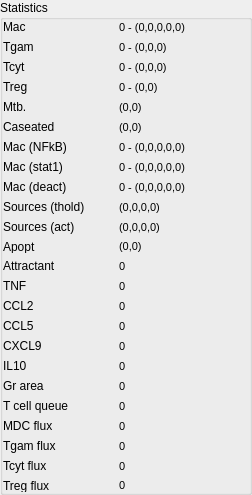
Before: the Qt Designer form gui/statwidget.ui in gmackie/GR-ABM-ODE-2D, drawn with Qt 5.
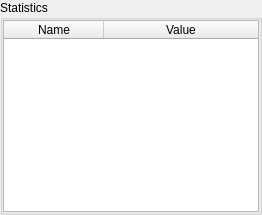
After: the same form once the commit is applied.

Commit message: Rewrote statwidget to automatically add new stats added to stat.def

Patch:
```diff
--- a/gui/statwidget.ui
+++ b/gui/statwidget.ui
@@ -2,20 +2,6 @@
 <ui version="4.0">
  <class>StatWidgetClass</class>
  <widget class="QWidget" name="StatWidgetClass">
-  <property name="geometry">
-   <rect>
-    <x>0</x>
-    <y>0</y>
-    <width>252</width>
-    <height>495</height>
-   </rect>
-  </property>
-  <property name="minimumSize">
-   <size>
-    <width>0</width>
-    <height>495</height>
-   </size>
-  </property>
   <property name="windowTitle">
    <string>StatWidget</string>
   </property>
@@ -28,536 +14,34 @@
      <property name="title">
       <string>Statistics</string>
      </property>
-     <layout class="QGridLayout" name="gridLayout">
+     <layout class="QVBoxLayout" name="verticalLayout_2">
       <property name="margin">
        <number>0</number>
       </property>
-      <item row="0" column="0">
-       <widget class="QLabel" name="labelMacCap">
-        <property name="text">
-         <string>Mac</string>
+      <item>
+       <widget class="QTableWidget" name="tableWidget">
+        <property name="editTriggers">
+         <set>QAbstractItemView::NoEditTriggers</set>
         </property>
-       </widget>
-      </item>
-      <item row="0" column="1">
-       <widget class="QLabel" name="labelMac">
-        <property name="minimumSize">
-         <size>
-          <width>130</width>
-          <height>0</height>
-         </size>
+        <property name="selectionMode">
+         <enum>QAbstractItemView::NoSelection</enum>
         </property>
-        <property name="font">
-         <font>
-          <pointsize>8</pointsize>
-         </font>
-        </property>
-        <property name="toolTip">
-         <string>Mac (Resting, Infected, Chronically Infected, Active, Dead)</string>
-        </property>
-        <property name="text">
-         <string>0 - (0,0,0,0,0)</string>
-        </property>
-       </widget>
-      </item>
-      <item row="1" column="0">
-       <widget class="QLabel" name="labelTgamCap">
-        <property name="text">
-         <string>Tgam</string>
-        </property>
-       </widget>
-      </item>
-      <item row="1" column="1">
-       <widget class="QLabel" name="labelTgam">
-        <property name="font">
-         <font>
-          <pointsize>8</pointsize>
-         </font>
-        </property>
-        <property name="toolTip">
-         <string>Tgam (Active, Regulated, Dead)</string>
-        </property>
-        <property name="text">
-         <string>0 - (0,0,0)</string>
-        </property>
-       </widget>
-      </item>
-      <item row="2" column="0">
-       <widget class="QLabel" name="labelTcytCap">
-        <property name="text">
-         <string>Tcyt</string>
-        </property>
-       </widget>
-      </item>
-      <item row="2" column="1">
-       <widget class="QLabel" name="labelTcyt">
-        <property name="font">
-         <font>
-          <pointsize>8</pointsize>
-         </font>
-        </property>
-        <property name="toolTip">
-         <string>Tcyt (Resting, Regulated, Dead)</string>
-        </property>
-        <property name="text">
-         <string>0 - (0,0,0)</string>
-        </property>
-       </widget>
-      </item>
-      <item row="3" column="0">
-       <widget class="QLabel" name="labelTregCap">
-        <property name="text">
-         <string>Treg</string>
-        </property>
-       </widget>
-      </item>
-      <item row="3" column="1">
-       <widget class="QLabel" name="labelTreg">
-        <property name="font">
-         <font>
-          <pointsize>8</pointsize>
-         </font>
-        </property>
-        <property name="toolTip">
-         <string>Treg (Resting, Dead)</string>
-        </property>
-        <property name="text">
-         <string>0 - (0,0)</string>
-        </property>
-       </widget>
-      </item>
-      <item row="4" column="0">
-       <widget class="QLabel" name="labelMtbCap">
-        <property name="text">
-         <string>Mtb.</string>
-        </property>
-       </widget>
-      </item>
-      <item row="4" column="1">
-       <widget class="QLabel" name="labelMtb">
-        <property name="font">
-         <font>
-          <pointsize>8</pointsize>
-         </font>
-        </property>
-        <property name="toolTip">
-         <string>(Ext. Mtb, Int. Mtb)</string>
-        </property>
-        <property name="text">
-         <string>(0,0)</string>
-        </property>
-       </widget>
-      </item>
-      <item row="5" column="0">
-       <widget class="QLabel" name="labelMtbNonRepCap">
-        <property name="text">
-         <string>Caseated</string>
-        </property>
-       </widget>
-      </item>
-      <item row="5" column="1">
-       <widget class="QLabel" name="labelMtbNonRep">
-        <property name="font">
-         <font>
-          <pointsize>8</pointsize>
-         </font>
-        </property>
-        <property name="toolTip">
-         <string>(Caseated compartments, Non-replicating Mtb.)</string>
-        </property>
-        <property name="text">
-         <string>(0,0)</string>
-        </property>
-       </widget>
-      </item>
-      <item row="6" column="0">
-       <widget class="QLabel" name="labelMacNFkBCap">
-        <property name="text">
-         <string>Mac (NFkB)</string>
-        </property>
-       </widget>
-      </item>
-      <item row="6" column="1">
-       <widget class="QLabel" name="labelMacNFkB">
-        <property name="font">
-         <font>
-          <pointsize>8</pointsize>
-         </font>
-        </property>
-        <property name="toolTip">
-         <string>NFkB: Mac (Resting, Infected, Chronically Infected, Active, Dead)</string>
-        </property>
-        <property name="text">
-         <string>0 - (0,0,0,0,0)</string>
-        </property>
-       </widget>
-      </item>
-      <item row="7" column="0">
-       <widget class="QLabel" name="labelMacStat1Cap">
-        <property name="text">
-         <string>Mac (stat1)</string>
-        </property>
-       </widget>
-      </item>
-      <item row="7" column="1">
-       <widget class="QLabel" name="labelMacStat1">
-        <property name="font">
-         <font>
-          <pointsize>8</pointsize>
-         </font>
-        </property>
-        <property name="toolTip">
-         <string>stat1: Mac (Resting, Infected, Chronically Infected, Active, Dead)</string>
-        </property>
-        <property name="text">
-         <string>0 - (0,0,0,0,0)</string>
-        </property>
-       </widget>
-      </item>
-      <item row="8" column="0">
-       <widget class="QLabel" name="labelMacDeactCap">
-        <property name="text">
-         <string>Mac (deact)</string>
-        </property>
-       </widget>
-      </item>
-      <item row="8" column="1">
-       <widget class="QLabel" name="labelMacDeact">
-        <property name="font">
-         <font>
-          <pointsize>8</pointsize>
-         </font>
-        </property>
-        <property name="toolTip">
-         <string>deact: Mac (Resting, Infected, Chronically Infected, Active, Dead)</string>
-        </property>
-        <property name="text">
-         <string>0 - (0,0,0,0,0)</string>
-        </property>
-       </widget>
-      </item>
-      <item row="9" column="0">
-       <widget class="QLabel" name="labelSrcCap">
-        <property name="text">
-         <string>Sources (thold)</string>
-        </property>
-       </widget>
-      </item>
-      <item row="9" column="1">
-       <widget class="QLabel" name="labelSources">
-        <property name="font">
-         <font>
-          <pointsize>8</pointsize>
-         </font>
-        </property>
-        <property name="toolTip">
-         <string>Active (threshold) sources (Mac, Tgam, Tcyt, Treg)</string>
-        </property>
-        <property name="text">
-         <string>(0,0,0,0)</string>
-        </property>
-       </widget>
-      </item>
-      <item row="10" column="0">
-       <widget class="QLabel" name="labelSrcActCap">
-        <property name="text">
-         <string>Sources (act)</string>
-        </property>
-       </widget>
-      </item>
-      <item row="10" column="1">
-       <widget class="QLabel" name="labelSourcesAct">
-        <property name="font">
-         <font>
-          <pointsize>8</pointsize>
-         </font>
-        </property>
-        <property name="toolTip">
-         <string>Active sources (Mac, Tgam, Tcyt, Treg)</string>
-        </property>
-        <property name="text">
-         <string>(0,0,0,0)</string>
-        </property>
-       </widget>
-      </item>
-      <item row="11" column="0">
-       <widget class="QLabel" name="labelApoptCap">
-        <property name="text">
-         <string>Apopt</string>
-        </property>
-       </widget>
-      </item>
-      <item row="11" column="1">
-       <widget class="QLabel" name="labelApoptosis">
-        <property name="font">
-         <font>
-          <pointsize>8</pointsize>
-         </font>
-        </property>
-        <property name="toolTip">
-         <string>Apoptosis (TNF,Fas/FasL)</string>
-        </property>
-        <property name="text">
-         <string>(0,0)</string>
-        </property>
-       </widget>
-      </item>
-      <item row="12" column="0">
-       <widget class="QLabel" name="labelMacAttractabtCap">
-        <property name="text">
-         <string>Attractant</string>
-        </property>
-       </widget>
-      </item>
-      <item row="12" column="1">
-       <widget class="QLabel" name="labelMacAttractant">
-        <property name="font">
-         <font>
-          <pointsize>8</pointsize>
-         </font>
-        </property>
-        <property name="toolTip">
-         <string/>
-        </property>
-        <property name="text">
-         <string>0</string>
-        </property>
-       </widget>
-      </item>
-      <item row="13" column="0">
-       <widget class="QLabel" name="labelTNFCap">
-        <property name="text">
-         <string>TNF</string>
-        </property>
-       </widget>
-      </item>
-      <item row="13" column="1">
-       <widget class="QLabel" name="labelTNF">
-        <property name="font">
-         <font>
-          <pointsize>8</pointsize>
-         </font>
-        </property>
-        <property name="toolTip">
-         <string/>
-        </property>
-        <property name="text">
-         <string>0</string>
-        </property>
-       </widget>
-      </item>
-      <item row="14" column="0">
-       <widget class="QLabel" name="labelCCL2Cap">
-        <property name="text">
-         <string>CCL2</string>
-        </property>
-       </widget>
-      </item>
-      <item row="14" column="1">
-       <widget class="QLabel" name="labelCCL2">
-        <property name="font">
-         <font>
-          <pointsize>8</pointsize>
-         </font>
-        </property>
-        <property name="toolTip">
-         <string/>
-        </property>
-        <property name="text">
-         <string>0</string>
-        </property>
-       </widget>
-      </item>
-      <item row="15" column="0">
-       <widget class="QLabel" name="labelCCL5Cap">
-        <property name="text">
-         <string>CCL5</string>
-        </property>
-       </widget>
-      </item>
-      <item row="15" column="1">
-       <widget class="QLabel" name="labelCCL5">
-        <property name="font">
-         <font>
-          <pointsize>8</pointsize>
-         </font>
-        </property>
-        <property name="toolTip">
-         <string/>
-        </property>
-        <property name="text">
-         <string>0</string>
-        </property>
-       </widget>
-      </item>
-      <item row="16" column="0">
-       <widget class="QLabel" name="labelCXCL9Cap">
-        <property name="text">
-         <string>CXCL9</string>
-        </property>
-       </widget>
-      </item>
-      <item row="16" column="1">
-       <widget class="QLabel" name="labelCXCL9">
-        <property name="font">
-         <font>
-          <pointsize>8</pointsize>
-         </font>
-        </property>
-        <property name="toolTip">
-         <string/>
-        </property>
-        <property name="text">
-         <string>0</string>
-        </property>
-       </widget>
-      </item>
-      <item row="17" column="0">
-       <widget class="QLabel" name="labelIL10Cap">
-        <property name="text">
-         <string>IL10</string>
-        </property>
-       </widget>
-      </item>
-      <item row="17" column="1">
-       <widget class="QLabel" name="labelIL10">
-        <property name="font">
-         <font>
-          <pointsize>8</pointsize>
-         </font>
-        </property>
-        <property name="toolTip">
-         <string/>
-        </property>
-        <property name="text">
-         <string>0</string>
-        </property>
-       </widget>
-      </item>
-      <item row="18" column="0">
-       <widget class="QLabel" name="labelGrAreaCap">
-        <property name="text">
-         <string>Gr area</string>
-        </property>
-       </widget>
-      </item>
-      <item row="18" column="1">
-       <widget class="QLabel" name="labelGranulomaAreaVal">
-        <property name="font">
-         <font>
-          <pointsize>8</pointsize>
-         </font>
-        </property>
-        <property name="text">
-         <string>0</string>
-        </property>
-       </widget>
-      </item>
-      <item row="19" column="0">
-       <widget class="QLabel" name="labelTcellQueueCap">
-        <property name="text">
-         <string>T cell queue</string>
-        </property>
-       </widget>
-      </item>
-      <item row="19" column="1">
-       <widget class="QLabel" name="labelTcellQueue">
-        <property name="font">
-         <font>
-          <pointsize>8</pointsize>
-         </font>
-        </property>
-        <property name="toolTip">
-         <string>Recruitment queue (Tgam, Tcyt, Treg)</string>
-        </property>
-        <property name="text">
-         <string>0</string>
-        </property>
-       </widget>
-      </item>
-      <item row="20" column="0">
-       <widget class="QLabel" name="labeldMDCCap">
-        <property name="text">
-         <string>MDC flux</string>
-        </property>
-       </widget>
-      </item>
-      <item row="20" column="1">
-       <widget class="QLabel" name="labeldMDC">
-        <property name="font">
-         <font>
-          <pointsize>8</pointsize>
-         </font>
-        </property>
-        <property name="text">
-         <string>0</string>
-        </property>
-       </widget>
-      </item>
-      <item row="21" column="0">
-       <widget class="QLabel" name="labelTgamFluxCap">
-        <property name="text">
-         <string>Tgam flux</string>
-        </property>
-       </widget>
-      </item>
-      <item row="21" column="1">
-       <widget class="QLabel" name="labelTgamFlux">
-        <property name="font">
-         <font>
-          <pointsize>8</pointsize>
-         </font>
-        </property>
-        <property name="toolTip">
-         <string/>
-        </property>
-        <property name="text">
-         <string>0</string>
-        </property>
-       </widget>
-      </item>
-      <item row="22" column="0">
-       <widget class="QLabel" name="labelTcytFluxCap">
-        <property name="text">
-         <string>Tcyt flux</string>
-        </property>
-       </widget>
-      </item>
-      <item row="22" column="1">
-       <widget class="QLabel" name="labelTcytFlux">
-        <property name="font">
-         <font>
-          <pointsize>8</pointsize>
-         </font>
-        </property>
-        <property name="toolTip">
-         <string/>
-        </property>
-        <property name="text">
-         <string>0</string>
-        </property>
-       </widget>
-      </item>
-      <item row="23" column="0">
-       <widget class="QLabel" name="labelTregFluxCap">
-        <property name="text">
-         <string>Treg flux</string>
-        </property>
-       </widget>
-      </item>
-      <item row="23" column="1">
-       <widget class="QLabel" name="labelTregFlux">
-        <property name="font">
-         <font>
-          <pointsize>8</pointsize>
-         </font>
-        </property>
-        <property name="toolTip">
-         <string/>
-        </property>
-        <property name="text">
-         <string>0</string>
-        </property>
+        <attribute name="horizontalHeaderStretchLastSection">
+         <bool>true</bool>
+        </attribute>
+        <attribute name="verticalHeaderVisible">
+         <bool>false</bool>
+        </attribute>
+        <column>
+         <property name="text">
+          <string>Name</string>
+         </property>
+        </column>
+        <column>
+         <property name="text">
+          <string>Value</string>
+         </property>
+        </column>
        </widget>
       </item>
      </layout>
```
The commit also changes 4 other files.
